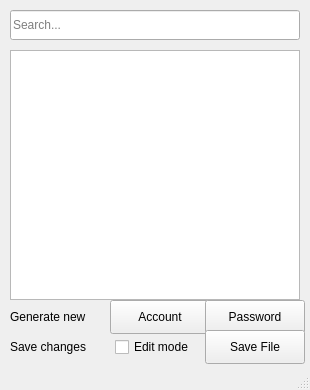
First picture: the form in quickpass.ui, repository cixtor/quickpass, before the edit.
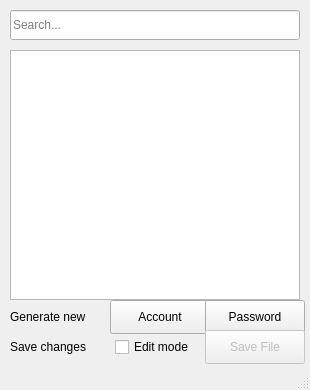
Second picture: the form after the edit.

Commit message: Modify state of the save button following to edit mode

```diff
--- a/quickpass.ui
+++ b/quickpass.ui
@@ -120,6 +120,9 @@
     </property>
    </widget>
    <widget class="QPushButton" name="saveFileBtn">
+    <property name="enabled">
+     <bool>false</bool>
+    </property>
     <property name="geometry">
      <rect>
       <x>205</x>
```
The commit also changes 1 other file.
